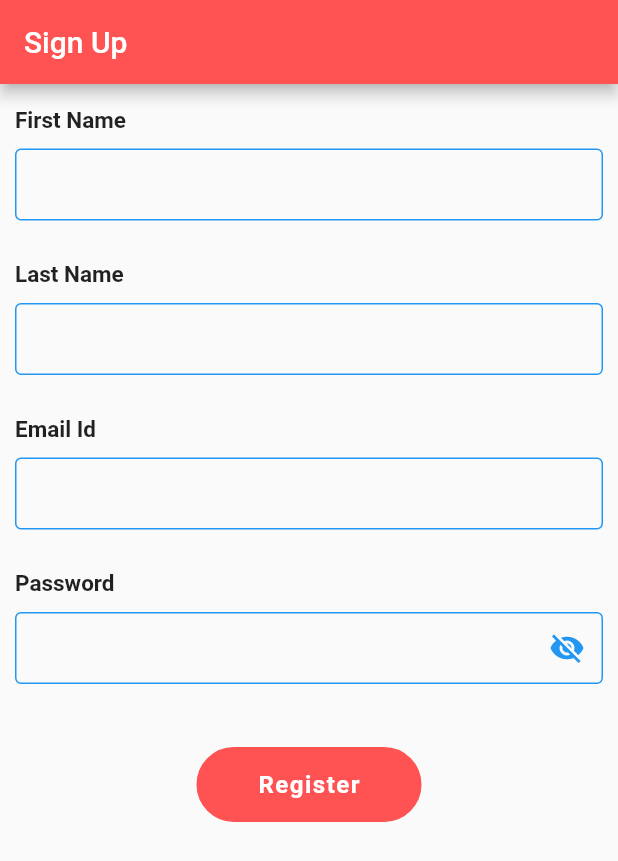
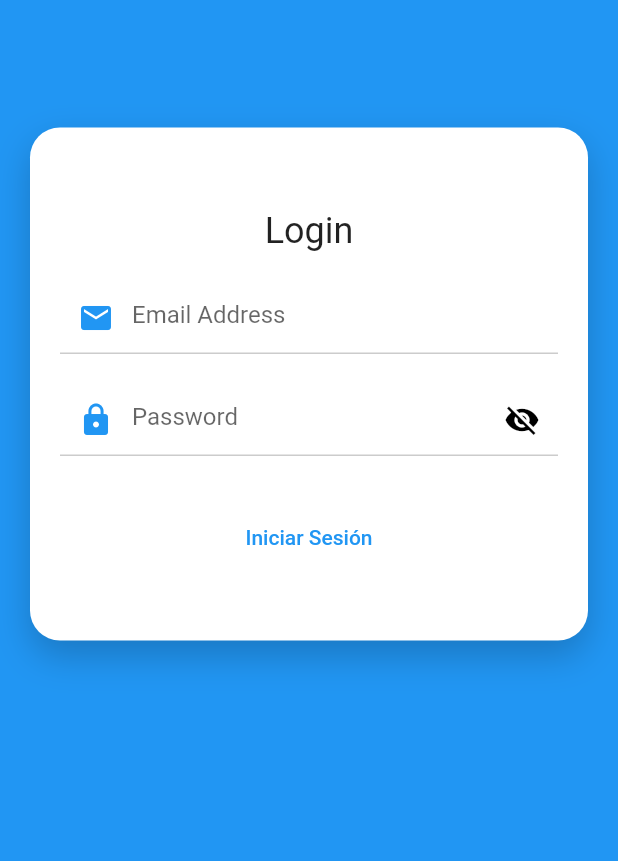
Before and after one commit to dany94xd/app-ecommer-dm, a Flutter app: the screen it shows after launch, on a phone screen of 412 x 824 dp. Shown: the top 861 px of the screen. Run offline on Flutter 3.47's test engine with Material 2 defaults, Android fonts, the phone set to English and light mode, and no system bars; our stand-ins replace dio, get; accounts and stored records are empty.

Commit message:
login hecho y probado

```diff
--- a/lib/config.dart
+++ b/lib/config.dart
@@ -3,4 +3,5 @@ class Config {
   static String secret = "cs_10a9d911c2feed857265bc121e68fae3a7a62f54";
   static String url = "https://tacticalstore.ec/wp-json/wc/v3/";
   static String customerURL = "customers";
+  static String tokenURL = "https://tacticalstore.ec/wp-json/jwt-auth/v1/token";
 }
--- a/lib/main.dart
+++ b/lib/main.dart
@@ -1,4 +1,4 @@
-import 'package:ecommerce/pages/signup_page.dart';
+import 'package:ecommerce/pages/login_page.dart';
 import 'package:flutter/material.dart';
 import 'package:get/get.dart';
 
@@ -21,10 +21,10 @@ class _MyAppState extends State<MyApp> {
 
   @override
   Widget build(BuildContext context) {
-    return const GetMaterialApp(
+    return GetMaterialApp(
       title: 'Bueno Bonito Barato', //titulo de la app
       debugShowCheckedModeBanner: false, //desabilitar la barra de debug
-      home: SignupPage(),
+      home: LoginPage(),
     );
   }
 }
--- /dev/null
+++ b/lib/pages/login_page.dart
@@ -0,0 +1,192 @@
+import 'package:ecommerce/api_service.dart';
+import 'package:ecommerce/utils/ProgressHUD.dart';
+import 'package:ecommerce/utils/form_helper.dart';
+import 'package:flutter/material.dart';
+
+// ignore: use_key_in_widget_constructors
+class LoginPage extends StatefulWidget {
+  @override
+  State<LoginPage> createState() => _LoginPageState();
+}
+
+class _LoginPageState extends State<LoginPage> {
+  bool hidePassword = true;
+  bool isApiCallProcess = false;
+  GlobalKey<FormState> globalKey = GlobalKey<FormState>();
+  String username;
+  String password;
+  APISeervice apiSeervice;
+
+  @override
+  void initState() {
+    apiSeervice = APISeervice();
+    super.initState();
+  }
+
+  @override
+  Widget build(BuildContext context) {
+    return ProgressHUD(
+      inAsyncCall: isApiCallProcess,
+      opacity: 0.3,
+      child: _uiSetup(context),
+    );
+  }
+
+// interfaz del formulario login
+
+  Widget _uiSetup(BuildContext context) {
+    return Scaffold(
+      backgroundColor: Theme.of(context).colorScheme.secondary,
+      body: SingleChildScrollView(
+          child: Column(
+        children: <Widget>[
+          Stack(
+            children: <Widget>[
+              Container(
+                width: double.infinity,
+                padding:
+                    const EdgeInsets.symmetric(vertical: 30, horizontal: 20),
+                margin:
+                    const EdgeInsets.symmetric(vertical: 85, horizontal: 20),
+                decoration: BoxDecoration(
+                    borderRadius: BorderRadius.circular(20),
+                    color: Colors.white,
+                    boxShadow: [
+                      BoxShadow(
+                        blurRadius: 20,
+                        color: Theme.of(context).hintColor.withOpacity(0.2),
+                        offset: const Offset(0, 10),
+                      ),
+                    ]),
+                child: Form(
+                  key: globalKey,
+                  child: Column(
+                    children: [
+                      const SizedBox(
+                        height: 25,
+                      ),
+                      Text(
+                        "Login",
+                        style: Theme.of(context).textTheme.headline5,
+                      ),
+                      const SizedBox(height: 20),
+                      TextFormField(
+                        keyboardType: TextInputType.emailAddress,
+                        onSaved: (input) => username = input,
+                        validator: (input) => !input.contains('@')
+                            ? "Email Id Should be valid "
+                            : null,
+                        decoration: InputDecoration(
+                            hintText: "Email Address",
+                            enabledBorder: UnderlineInputBorder(
+                                borderSide: BorderSide(
+                                    color: Theme.of(context)
+                                        .hintColor
+                                        .withOpacity(0.2))),
+                            focusedBorder: UnderlineInputBorder(
+                                borderSide: BorderSide(
+                                    color: Theme.of(context).primaryColor)),
+                            prefixIcon: Icon(
+                              Icons.email,
+                              color: Theme.of(context).colorScheme.primary,
+                            )),
+                      ),
+                      const SizedBox(
+                        height: 20,
+                      ),
+                      TextFormField(
+                        style: const TextStyle(color: Colors.black),
+                        keyboardType: TextInputType.text,
+                        onSaved: (input) => password = input,
+                        validator: (input) => input.length < 3
+                            ? "Password Should be more than 3 characters"
+                            : null,
+                        obscureText: hidePassword,
+                        decoration: InputDecoration(
+                            hintText: "Password",
+                            enabledBorder: UnderlineInputBorder(
+                                borderSide: BorderSide(
+                                    color: Theme.of(context)
+                                        .hintColor
+                                        .withOpacity(0.2))),
+                            focusedBorder: UnderlineInputBorder(
+                                borderSide: BorderSide(
+                                    color: Theme.of(context).primaryColor)),
+                            prefixIcon: Icon(
+                              Icons.lock,
+                              color: Theme.of(context).colorScheme.primary,
+                            ),
+                            suffixIcon: IconButton(
+                              onPressed: () {
+                                setState(() {
+                                  hidePassword = !hidePassword;
+                                });
+                              },
+                              color: Colors.black,
+                              icon: Icon(hidePassword
+                                  ? Icons.visibility_off
+                                  : Icons.visibility),
+                            )),
+                      ),
+                      const SizedBox(height: 30),
+                      TextButton(
+                        style: TextButton.styleFrom(
+                          padding: const EdgeInsets.symmetric(
+                              vertical: 12, horizontal: 80),
+                        ),
+                        onPressed: () {
+                          if (validateAndSave()) {
+                            setState(() {
+                              isApiCallProcess = true;
+                            });
+                            apiSeervice
+                                .loginCustomer(username, password)
+                                .then((ret) {
+                              if (ret != null) {
+                                setState(() {
+                                  isApiCallProcess = false;
+                                });
+                                FormHelper.showMessage(
+                                  context,
+                                  "Woocommerce App",
+                                  "Login Success",
+                                  "ok",
+                                  () {},
+                                );
+                              } else {
+                                FormHelper.showMessage(
+                                    context,
+                                    "Woocommerce App",
+                                    "Invalid Login!!",
+                                    "Ok",
+                                    () {});
+                              }
+                            });
+                          }
+                        },
+                        child: const Text(
+                          'Iniciar Sesión',
+                          style: TextStyle(color: Colors.blue),
+                        ),
+                      ),
+                      const SizedBox(height: 15),
+                    ],
+                  ),
+                ),
+              )
+            ],
+          )
+        ],
+      )),
+    );
+  }
+
+  bool validateAndSave() {
+    final form = globalKey.currentState;
+    if (form.validate()) {
+      form.save();
+      return true;
+    }
+    return false;
+  }
+}
--- a/lib/pages/signup_page.dart
+++ b/lib/pages/signup_page.dart
@@ -45,6 +45,8 @@ class _SignupPageState extends State<SignupPage> {
       ),
     );
   }
+
+  /// interfaz del formulario registro
 
   Widget _formUI() {
     return SingleChildScrollView(
```
Also changed, not shown: lib/api_service.dart (+31 -0 lines), lib/models/login_model.dart (added, +77 -0 lines).
